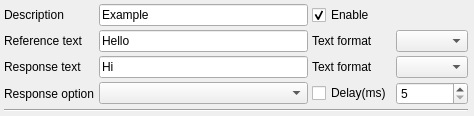
Before: the Qt Designer form src/debuggers/debugger/plugins/automaticallyresponse/SAKPluginAutomaticallyResponseItem.ui in x-tools-author/x-tools, drawn with Qt 5.
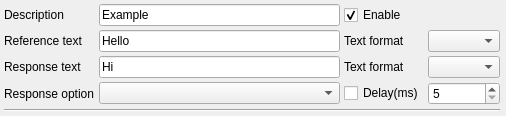
After: the same form once the commit is applied.

Diff of the .ui file:
```diff
--- a/src/debuggers/debugger/plugins/automaticallyresponse/SAKPluginAutomaticallyResponseItem.ui
+++ b/src/debuggers/debugger/plugins/automaticallyresponse/SAKPluginAutomaticallyResponseItem.ui
@@ -6,8 +6,8 @@
    <rect>
     <x>0</x>
     <y>0</y>
-    <width>474</width>
-    <height>110</height>
+    <width>506</width>
+    <height>103</height>
    </rect>
   </property>
   <property name="windowTitle">
@@ -110,6 +110,12 @@
    </item>
    <item row="0" column="1">
     <widget class="QLineEdit" name="descriptionLineEdit">
+     <property name="minimumSize">
+      <size>
+       <width>0</width>
+       <height>0</height>
+      </size>
+     </property>
      <property name="text">
       <string>Example</string>
      </property>
```
